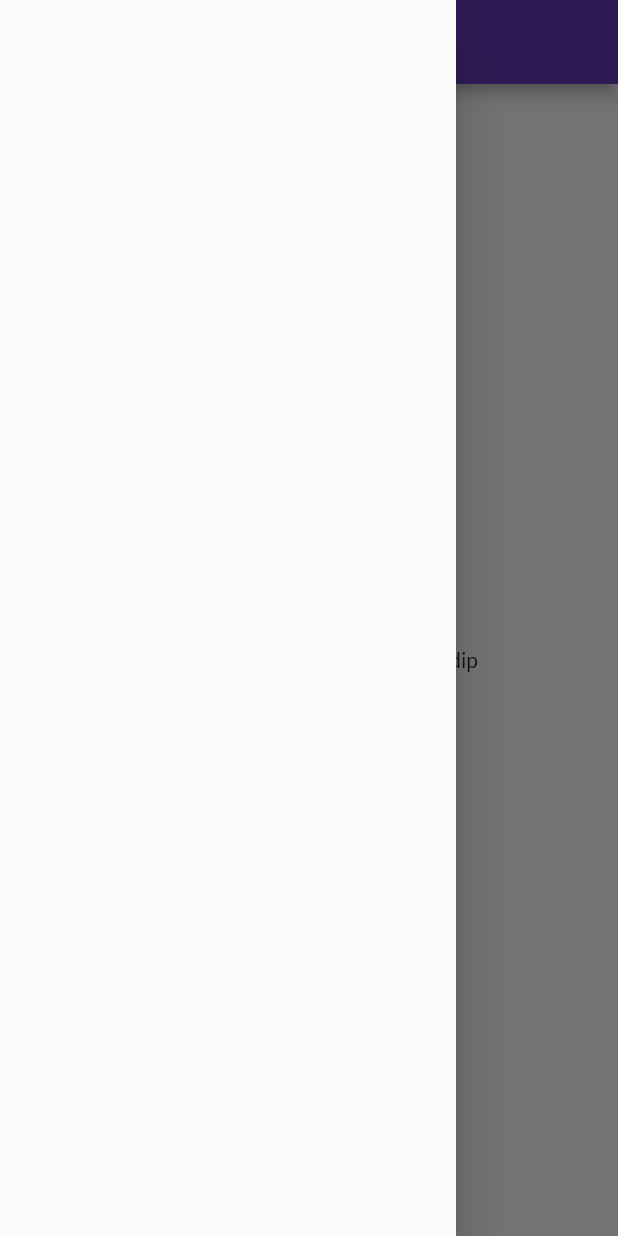
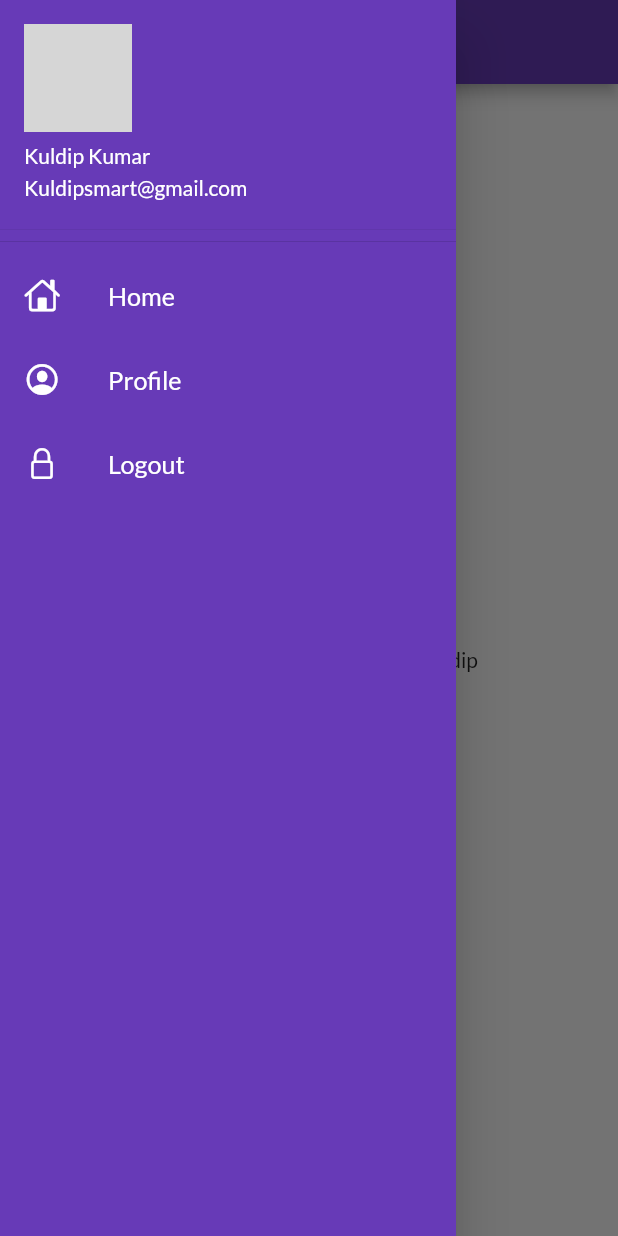
Before and after one commit to kuldip03/demo, a Flutter app: the screen it shows after launch, with the side drawer open, on a phone screen of 412 x 824 dp. Run offline on Flutter 3.47's test engine with Material 2 defaults, Android fonts, the phone set to English and light mode, and no system bars; our stand-ins replace google_fonts; network calls fail; grey boxes are pictures that could not be loaded.

Commit message:
Day8 completed

```diff
--- a/lib/pages/home.dart
+++ b/lib/pages/home.dart
@@ -1,4 +1,6 @@
 import 'package:flutter/material.dart';
+
+import '../widgets/drawer.dart';
 
 class Home extends StatelessWidget {
   const Home({Key? key}) : super(key: key);
@@ -14,7 +16,7 @@ class Home extends StatelessWidget {
           title: Text('Hello'),
         ),
         body: Center(child: Text("Welcome To $day days of flutter $name")),
-        drawer: Drawer(),
+        drawer: MyDrawer(),
       ),
     );
   }
--- /dev/null
+++ b/lib/widgets/drawer.dart
@@ -0,0 +1,58 @@
+import 'package:flutter/cupertino.dart';
+import 'package:flutter/material.dart';
+
+class MyDrawer extends StatelessWidget {
+  const MyDrawer({Key? key}) : super(key: key);
+
+  @override
+  Widget build(BuildContext context) {
+    final imageUrl =
+        "https://pbs.twimg.com/profile_images/1757023270/IMG0771A_400x400.jpg";
+    return Drawer(
+      child: Container(
+        color: Colors.deepPurple,
+        child: ListView(
+          padding: EdgeInsets.zero,
+          children: [
+            DrawerHeader(
+              padding: EdgeInsets.zero,
+              child: UserAccountsDrawerHeader(
+                accountEmail: Text("Kuldipsmart@gmail.com"),
+                accountName: Text('Kuldip Kumar'),
+                //currentAccountPicture: Image.network(imageUrl),
+                currentAccountPicture: CircleAvatar(
+                  backgroundImage: NetworkImage(imageUrl),
+                ),
+              ),
+            ),
+            ListTile(
+              leading: Icon(CupertinoIcons.home, color: Colors.white),
+              title: Text(
+                "Home",
+                textScaleFactor: 1.2,
+                style: TextStyle(color: Colors.white),
+              ),
+            ),
+            ListTile(
+              leading:
+                  Icon(CupertinoIcons.profile_circled, color: Colors.white),
+              title: Text(
+                "Profile",
+                textScaleFactor: 1.2,
+                style: TextStyle(color: Colors.white),
+              ),
+            ),
+            ListTile(
+              leading: Icon(CupertinoIcons.lock, color: Colors.white),
+              title: Text(
+                "Logout",
+                textScaleFactor: 1.2,
+                style: TextStyle(color: Colors.white),
+              ),
+            )
+          ],
+        ),
+      ),
+    );
+  }
+}
```
